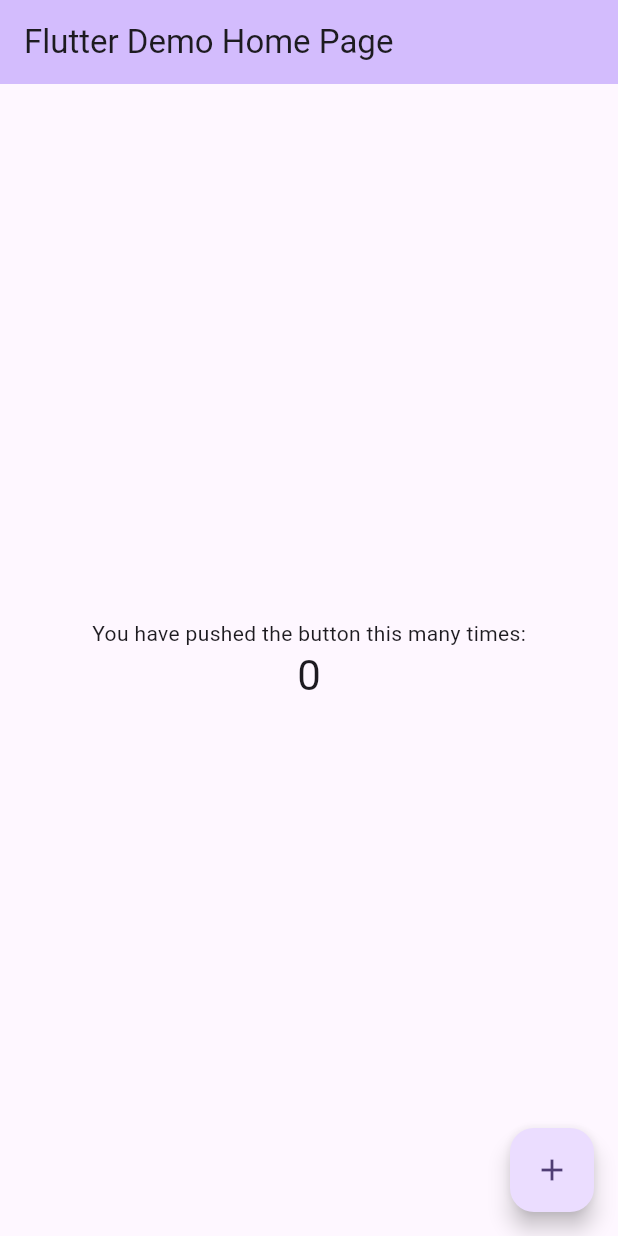
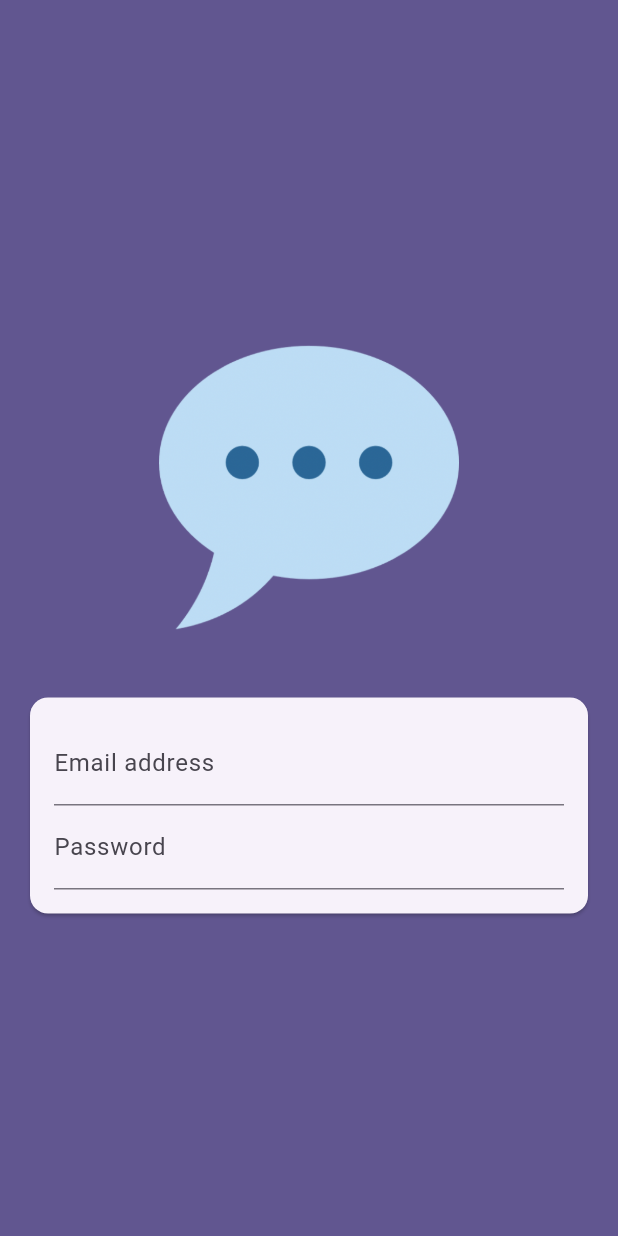
Before and after one commit to JuaniV2002/chat_app, a Flutter app: the screen it shows after launch, on a phone screen of 412 x 824 dp. Run offline on Flutter 3.47's test engine with Material 3 defaults, Android fonts, the phone set to English and light mode, and no system bars.

Commit message:
first implementation of login screen

```diff
--- a/lib/main.dart
+++ b/lib/main.dart
@@ -1,125 +1,23 @@
 import 'package:flutter/material.dart';
 
+import 'package:chat_app/screens/auth.dart';
+
 void main() {
-  runApp(const MyApp());
+  runApp(const App());
 }
 
-class MyApp extends StatelessWidget {
-  const MyApp({super.key});
+class App extends StatelessWidget {
+  const App({super.key});
 
-  // This widget is the root of your application.
   @override
   Widget build(BuildContext context) {
     return MaterialApp(
-      title: 'Flutter Demo',
-      theme: ThemeData(
-        // This is the theme of your application.
-        //
-        // TRY THIS: Try running your application with "flutter run". You'll see
-        // the application has a purple toolbar. Then, without quitting the app,
-        // try changing the seedColor in the colorScheme below to Colors.green
-        // and then invoke "hot reload" (save your changes or press the "hot
-        // reload" button in a Flutter-supported IDE, or press "r" if you used
-        // the command line to start the app).
-        //
-        // Notice that the counter didn't reset back to zero; the application
-        // state is not lost during the reload. To reset the state, use hot
-        // restart instead.
-        //
-        // This works for code too, not just values: Most code changes can be
-        // tested with just a hot reload.
-        colorScheme: ColorScheme.fromSeed(seedColor: Colors.deepPurple),
-        useMaterial3: true,
+      title: 'FlutterChat',
+      theme: ThemeData().copyWith(
+        colorScheme: ColorScheme.fromSeed(
+            seedColor: const Color.fromARGB(255, 63, 17, 177)),
       ),
-      home: const MyHomePage(title: 'Flutter Demo Home Page'),
+      home: const AuthScreen(),
     );
   }
 }
-
-class MyHomePage extends StatefulWidget {
-  const MyHomePage({super.key, required this.title});
-
-  // This widget is the home page of your application. It is stateful, meaning
-  // that it has a State object (defined below) that contains fields that affect
-  // how it looks.
-
-  // This class is the configuration for the state. It holds the values (in this
-  // case the title) provided by the parent (in this case the App widget) and
-  // used by the build method of the State. Fields in a Widget subclass are
-  // always marked "final".
-
-  final String title;
-
-  @override
-  State<MyHomePage> createState() => _MyHomePageState();
-}
-
-class _MyHomePageState extends State<MyHomePage> {
-  int _counter = 0;
-
-  void _incrementCounter() {
-    setState(() {
-      // This call to setState tells the Flutter framework that something has
-      // changed in this State, which causes it to rerun the build method below
-      // so that the display can reflect the updated values. If we changed
-      // _counter without calling setState(), then the build method would not be
-      // called again, and so nothing would appear to happen.
-      _counter++;
-    });
-  }
-
-  @override
-  Widget build(BuildContext context) {
-    // This method is rerun every time setState is called, for instance as done
-    // by the _incrementCounter method above.
-    //
-    // The Flutter framework has been optimized to make rerunning build methods
-    // fast, so that you can just rebuild anything that needs updating rather
-    // than having to individually change instances of widgets.
-    return Scaffold(
-      appBar: AppBar(
-        // TRY THIS: Try changing the color here to a specific color (to
-        // Colors.amber, perhaps?) and trigger a hot reload to see the AppBar
-        // change color while the other colors stay the same.
-        backgroundColor: Theme.of(context).colorScheme.inversePrimary,
-        // Here we take the value from the MyHomePage object that was created by
-        // the App.build method, and use it to set our appbar title.
-        title: Text(widget.title),
-      ),
-      body: Center(
-        // Center is a layout widget. It takes a single child and positions it
-        // in the middle of the parent.
-        child: Column(
-          // Column is also a layout widget. It takes a list of children and
-          // arranges them vertically. By default, it sizes itself to fit its
-          // children horizontally, and tries to be as tall as its parent.
-          //
-          // Column has various properties to control how it sizes itself and
-          // how it positions its children. Here we use mainAxisAlignment to
-          // center the children vertically; the main axis here is the vertical
-          // axis because Columns are vertical (the cross axis would be
-          // horizontal).
-          //
-          // TRY THIS: Invoke "debug painting" (choose the "Toggle Debug Paint"
-          // action in the IDE, or press "p" in the console), to see the
-          // wireframe for each widget.
-          mainAxisAlignment: MainAxisAlignment.center,
-          children: <Widget>[
-            const Text(
-              'You have pushed the button this many times:',
-            ),
-            Text(
-              '$_counter',
-              style: Theme.of(context).textTheme.headlineMedium,
-            ),
-          ],
-        ),
-      ),
-      floatingActionButton: FloatingActionButton(
-        onPressed: _incrementCounter,
-        tooltip: 'Increment',
-        child: const Icon(Icons.add),
-      ), // This trailing comma makes auto-formatting nicer for build methods.
-    );
-  }
-}
--- /dev/null
+++ b/lib/screens/auth.dart
@@ -0,0 +1,67 @@
+import 'package:flutter/material.dart';
+
+class AuthScreen extends StatefulWidget {
+  const AuthScreen({super.key});
+
+  @override
+  State<AuthScreen> createState() {
+    return _AuthScreenState();
+  }
+}
+
+class _AuthScreenState extends State<AuthScreen> {
+  @override
+  Widget build(BuildContext context) {
+    return Scaffold(
+      backgroundColor: Theme.of(context).colorScheme.primary,
+      body: Center(
+        child: SingleChildScrollView(
+          child: Column(
+            mainAxisAlignment: MainAxisAlignment.center,
+            children: [
+              Container(
+                margin: const EdgeInsets.only(
+                  top: 30,
+                  bottom: 20,
+                  left: 20,
+                  right: 20,
+                ),
+                width: 200,
+                child: Image.asset('assets/images/chat.png'),
+              ),
+              Card(
+                margin: const EdgeInsets.all(20),
+                child: SingleChildScrollView(
+                  child: Padding(
+                    padding: const EdgeInsets.all(16),
+                    child: Form(
+                      child: Column(
+                        mainAxisSize: MainAxisSize.min,
+                        children: [
+                          TextFormField(
+                            decoration: const InputDecoration(
+                              labelText: 'Email address',
+                            ),
+                            keyboardType: TextInputType.emailAddress,
+                            autocorrect: false,
+                            textCapitalization: TextCapitalization.none,
+                          ),
+                          TextFormField(
+                            decoration: const InputDecoration(
+                              labelText: 'Password',
+                            ),
+                            obscureText: true,
+                          ),
+                        ],
+                      ),
+                    ),
+                  ),
+                ),
+              ),
+            ],
+          ),
+        ),
+      ),
+    );
+  }
+}
--- a/pubspec.yaml
+++ b/pubspec.yaml
@@ -59,9 +59,9 @@ flutter:
   uses-material-design: true
 
   # To add assets to your application, add an assets section, like this:
-  # assets:
-  #   - images/a_dot_burr.jpeg
-  #   - images/a_dot_ham.jpeg
+  assets:
+    - assets/images/chat.png
+    # - images/a_dot_ham.jpeg
 
   # An image asset can refer to one or more resolution-specific "variants", see
   # https://flutter.dev/assets-and-images/#resolution-aware
```
Also changed, not shown: assets/images/chat.png (added).
